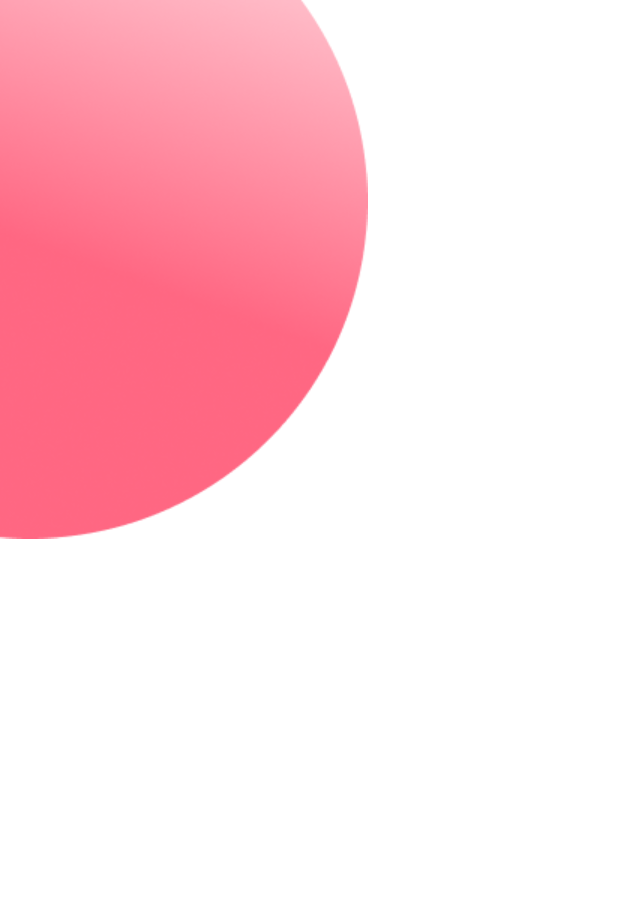
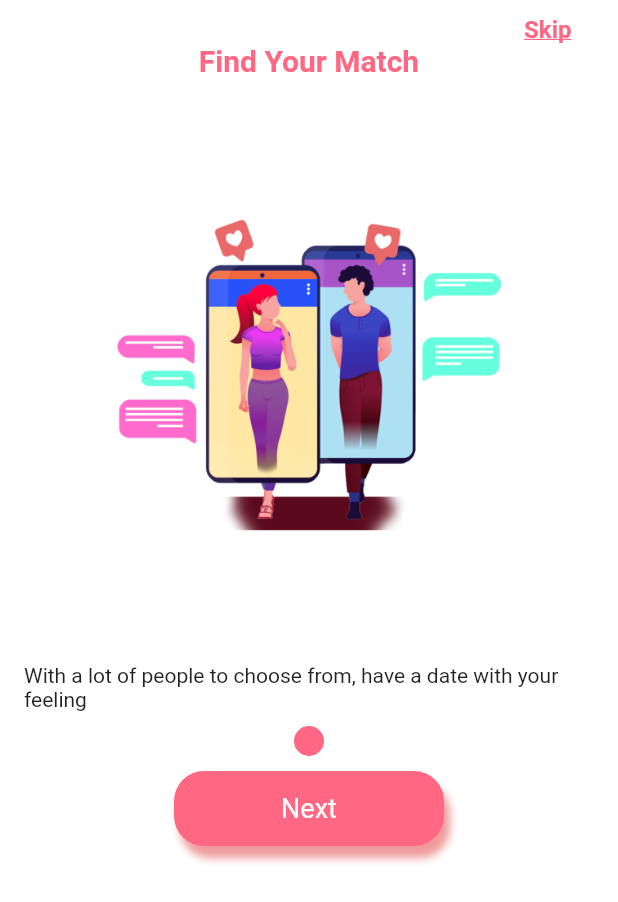
Before and after one commit to bibekkhatri1115/lami, a Flutter app: the screen it shows after launch, on a phone screen of 412 x 824 dp. Shown: the top 902 px of the screen. Run offline on Flutter 3.47's test engine with Material 2 defaults, Android fonts, the light colour scheme and no system bars.

Commit message:
[Add] first page slider added

```diff
--- a/Lami/lib/constants.dart
+++ b/Lami/lib/constants.dart
@@ -1,3 +1,4 @@
 import 'package:flutter/material.dart';
 
 const lamiPrimaryColor = Color.fromRGBO(255, 103, 130, 38);
+const assetImagePath = 'assets/images/';
--- /dev/null
+++ b/Lami/lib/data/slider_data.dart
@@ -0,0 +1,21 @@
+import 'package:Lami/constants.dart';
+
+class SliderData {
+  String imagePath;
+  String title;
+  String desc;
+
+  SliderData({this.imagePath, this.title, this.desc});
+}
+
+List<SliderData> getSlides() {
+  List<SliderData> slides = [
+    SliderData(
+        imagePath: assetImagePath + 'home1.png',
+        title: 'Find Your Match',
+        desc:
+            'With a lot of people to choose from, have a date with your feeling'),
+  ];
+
+  return slides;
+}
--- a/Lami/lib/main.dart
+++ b/Lami/lib/main.dart
@@ -1,4 +1,6 @@
 // import 'package:Lami/constants.dart';
+import 'package:Lami/constants.dart';
+import 'package:Lami/data/slider_data.dart';
 import 'package:flutter/material.dart';
 
 void main() {
@@ -13,15 +15,53 @@ class MyApp extends StatelessWidget {
       title: 'Lami',
       theme: ThemeData(
         scaffoldBackgroundColor: Colors.white,
-        primaryColor: Colors.red[400],
       ),
       debugShowCheckedModeBanner: false,
-      home: Background(),
+      home: SlidingScreen(),
     );
   }
 }
 
-class Background extends StatelessWidget {
+class SlidingScreen extends StatefulWidget {
+  @override
+  _SlidingScreenState createState() => _SlidingScreenState();
+}
+
+class _SlidingScreenState extends State<SlidingScreen> {
+  List<SliderData> slides = new List<SliderData>();
+  int currentIndex = 0;
+
+  @override
+  void initState() {
+    super.initState();
+    slides = getSlides();
+  }
+
+  @override
+  Widget build(BuildContext context) {
+    return Scaffold(
+      body: PageView.builder(
+          itemCount: slides.length,
+          onPageChanged: (val) {
+            setState(() {
+              currentIndex = val;
+            });
+          },
+          itemBuilder: (context, index) {
+            return SliderTiles(
+              title: slides[index].title,
+              imagePath: slides[index].imagePath,
+              desc: slides[index].desc,
+            );
+          }),
+    );
+  }
+}
+
+class SliderBackground extends StatelessWidget {
+  final Widget child;
+  SliderBackground({this.child});
+
   @override
   Widget build(BuildContext context) {
     return Scaffold(
@@ -32,7 +72,23 @@ class Background extends StatelessWidget {
             Positioned(
               top: 0,
               left: 0,
-                child: Image.asset('assets/images/log-circle.png'))
+              child: Image.asset(
+                'assets/images/splashscreen_top.png',
+                width: 250.0,
+              ),
+            ),
+            Positioned(
+              bottom: 0,
+              left: 0,
+              child: Image.asset(
+                'assets/images/welcomebackground.png',
+                width: 420.0,
+              ),
+            ),
+            Positioned(
+              top: 80.0,
+              child: child,
+            ),
           ],
         ),
       ),
@@ -40,40 +96,85 @@ class Background extends StatelessWidget {
   }
 }
 
-class SliderTile extends StatefulWidget {
-  @override
-  _SliderTileState createState() => _SliderTileState();
-}
-
-class _SliderTileState extends State<SliderTile> {
+class SliderTiles extends StatelessWidget {
+  final String imagePath, title, desc;
+  SliderTiles({this.imagePath, this.title, this.desc});
   @override
   Widget build(BuildContext context) {
-    return Scaffold(
-      body: SafeArea(
-        child: Container(
+    return Container(
       padding: EdgeInsets.all(10.0),
       child: Column(
         children: [
+          Container(
+            width: 350.0,
+            child: Row(
+              mainAxisAlignment: MainAxisAlignment.end,
+              children: [
                 Text(
-                'Find Your Match',
+                  "Skip",
                   style: TextStyle(
-                    color: Colors.red[400],
+                    decoration: TextDecoration.underline,
+                    color: lamiPrimaryColor,
+                    fontSize: 16.0,
+                    fontWeight: FontWeight.bold,
+                  ),
+                ),
+              ],
+            ),
+          ),
+          Text(
+            title,
+            style: TextStyle(
+                color: lamiPrimaryColor,
                 fontWeight: FontWeight.bold,
                 fontSize: 20.0),
           ),
           SizedBox(
-                height: 20.0,
+            height: 10.0,
           ),
-              Image.asset('assets/images/home1.png'),
+          Image.asset(
+            imagePath,
+            height: 380.0,
+          ),
+          Container(
+            width: 380.0,
+            child: Text(
+              desc,
+              style: TextStyle(),
+            ),
+          ),
           SizedBox(
-                height: 20.0,
+            height: 10.0,
           ),
-              Text(
-                  'With a lot of people to choose from, have a date with your feeling'),
-              pageIndexIndicator(true)
+          pageIndexIndicator(true),
+          SizedBox(
+            height: 10.0,
+          ),
+          Container(
+            width: 180.0,
+            height: 50.0,
+            decoration: BoxDecoration(
+              color: lamiPrimaryColor,
+              borderRadius: BorderRadius.circular(20.0),
+              boxShadow: [
+                BoxShadow(
+                  color: Colors.red[200],
+                  blurRadius: 4,
+                  offset: Offset(4, 8), // Shadow position
+                ),
               ],
             ),
+            child: Center(
+              child: Text(
+                "Next",
+                style: TextStyle(
+                  color: Colors.white,
+                  fontSize: 18.0,
                 ),
+              ),
+            ),
+          ),
+        ],
       ),
     );
   }
@@ -82,10 +183,11 @@ class _SliderTileState extends State<SliderTile> {
 Widget pageIndexIndicator(bool isCurrentPage) {
   return Container(
     padding: EdgeInsets.symmetric(horizontal: 2.0),
-    height: isCurrentPage ? 10.0 : 6.0,
-    width: isCurrentPage ? 10.0 : 6.0,
+    height: isCurrentPage ? 20.0 : 16.0,
+    width: isCurrentPage ? 20.0 : 16.0,
     decoration: BoxDecoration(
-      color: isCurrentPage ? Colors.grey : Colors.grey[300],
+      color: isCurrentPage ? lamiPrimaryColor : Color(0x00000000),
+      border: Border.all(color: lamiPrimaryColor),
       borderRadius: BorderRadius.circular(12),
     ),
   );
```
Also changed, not shown: Lami/assets/images/home1.png, Lami/assets/images/splashscreen_top.png, Lami/assets/images/welcomebackground.png (added). Lines whose indentation alone changed are shown as unchanged.
